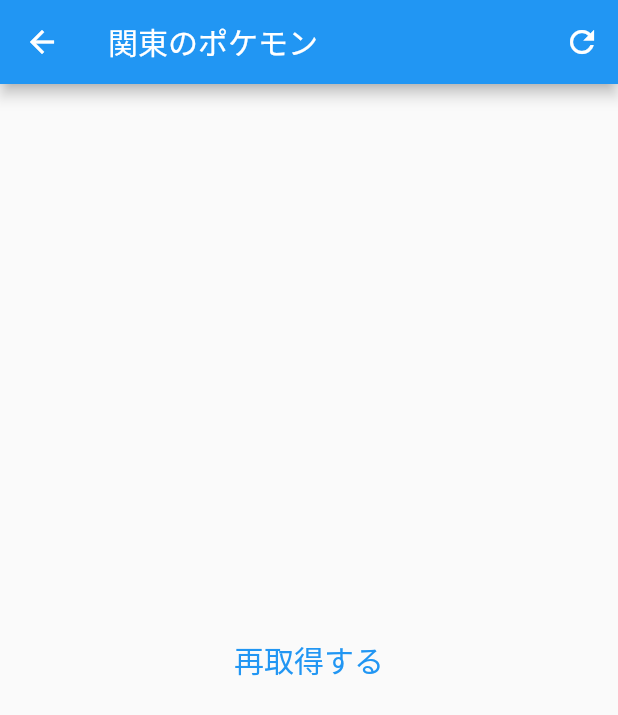
After one commit to kentomiya89/k_flutter_playground, a Flutter app: the screen it shows after launch, after a tap on "ポケモンAPI(GraphQL)", on a phone screen of 412 x 824 dp. The commit adds this screen. Shown: the top 715 px of the screen. Run offline on Flutter 3.47's test engine with Material 2 defaults, Android fonts, the phone set to English and light mode, and no system bars; our stand-ins replace flutter_hooks, hooks_riverpod; missing offline and left inert: ferry, gql_http_link, simple_logger.

Commit message:
feat: graphql api request ex. pokemons list

```diff
--- /dev/null
+++ b/lib/samples/example_graphql/example_graphql_screen.dart
@@ -0,0 +1,95 @@
+import 'package:ferry/ferry.dart';
+import 'package:flutter/material.dart';
+import 'package:flutter_hooks/flutter_hooks.dart';
+import 'package:gql_http_link/gql_http_link.dart';
+import 'package:hooks_riverpod/hooks_riverpod.dart';
+import 'package:k_flutter_playground/graphql/kanto_pokemon.data.gql.dart';
+import 'package:k_flutter_playground/graphql/kanto_pokemon.req.gql.dart';
+import 'package:k_flutter_playground/util/logger.dart';
+
+final clientProvider = Provider(
+  (_) => Client(
+    link: HttpLink('https://graphql-pokemon2.vercel.app/'),
+  ),
+);
+
+final pokemonFetchProvider = StreamProvider.autoDispose(
+  (ref) => ref.watch(clientProvider).request(
+        GKantoPokemonReq(
+          (b) => b
+            ..fetchPolicy = FetchPolicy.CacheFirst
+            ..requestId = 'KantoPokemon',
+        ),
+      ),
+);
+
+class PokemonScreen extends HookWidget {
+  const PokemonScreen({Key? key}) : super(key: key);
+
+  @override
+  Widget build(BuildContext context) {
+    final result = useProvider(pokemonFetchProvider);
+
+    return Scaffold(
+      appBar: AppBar(
+        title: Text('関東のポケモン'),
+        actions: [
+          IconButton(
+            onPressed: () => context.refresh(pokemonFetchProvider),
+            icon: Icon(Icons.refresh),
+          ),
+        ],
+      ),
+      body: result.maybeWhen(
+        loading: () => Center(
+          child: CircularProgressIndicator(),
+        ),
+        orElse: () {
+          final pokemonData = result.data?.value.data;
+
+          logger..info('データソースタイプ')..info(result.data?.value.dataSource);
+
+          // エラー時はデータがない
+          if (pokemonData == null) {
+            return Center(
+              child: TextButton(
+                onPressed: () {
+                  context.refresh(pokemonFetchProvider);
+                },
+                child: Text('再取得する', style: TextStyle(fontSize: 20)),
+              ),
+            );
+          }
+
+          return ListView.builder(
+            shrinkWrap: true,
+            itemCount: pokemonData.pokemons!.length,
+            itemBuilder: (context, index) => _PokemonCard(
+              pokemon: pokemonData.pokemons![index],
+            ),
+          );
+        },
+      ),
+    );
+  }
+}
+
+class _PokemonCard extends StatelessWidget {
+  const _PokemonCard({Key? key, required this.pokemon}) : super(key: key);
+
+  final GKantoPokemonData_pokemons pokemon;
+
+  @override
+  Widget build(BuildContext context) {
+    return Card(
+      child: ListTile(
+        leading: Image.network(
+          pokemon.image!,
+          height: 120,
+        ),
+        title: Text(pokemon.name!),
+        subtitle: Text(pokemon.number!),
+      ),
+    );
+  }
+}
--- a/lib/samples/playground_list_screen.dart
+++ b/lib/samples/playground_list_screen.dart
@@ -1,4 +1,5 @@
 import 'package:flutter/material.dart';
+import 'package:k_flutter_playground/samples/example_graphql/example_graphql_screen.dart';
 import 'package:k_flutter_playground/samples/text_field_sample/with_clear_button/screen/text_field_with_clear_button_screen.dart';
 import 'package:k_flutter_playground/widget/playground_list.dart';
 
@@ -33,6 +34,10 @@
               title: 'ネスト画面遷移',
               page: BottomNavigationRemain(),
             ),
+            PlaygroundListTile(
+              title: 'ポケモンAPI(GraphQL)',
+              page: PokemonScreen(),
+            ),
           ],
         ),
       ),
--- a/pubspec.yaml
+++ b/pubspec.yaml
@@ -30,8 +30,14 @@
   cupertino_icons: ^1.0.2
   flutter_hooks: ^0.17.0
   hooks_riverpod: ^0.14.0+4
+  ferry: ^0.10.4
+  gql_http_link: ^0.4.0
+  ferry_flutter: ^0.5.4
+  simple_logger: ^1.8.1+1
 
 dev_dependencies:
+  build_runner: ^2.1.2
+  ferry_generator: ^0.4.4
   flutter_test:
     sdk: flutter
 
```
Also changed, not shown: build.yaml (added, +24 -0 lines), pubspec.lock, 3 other files.
